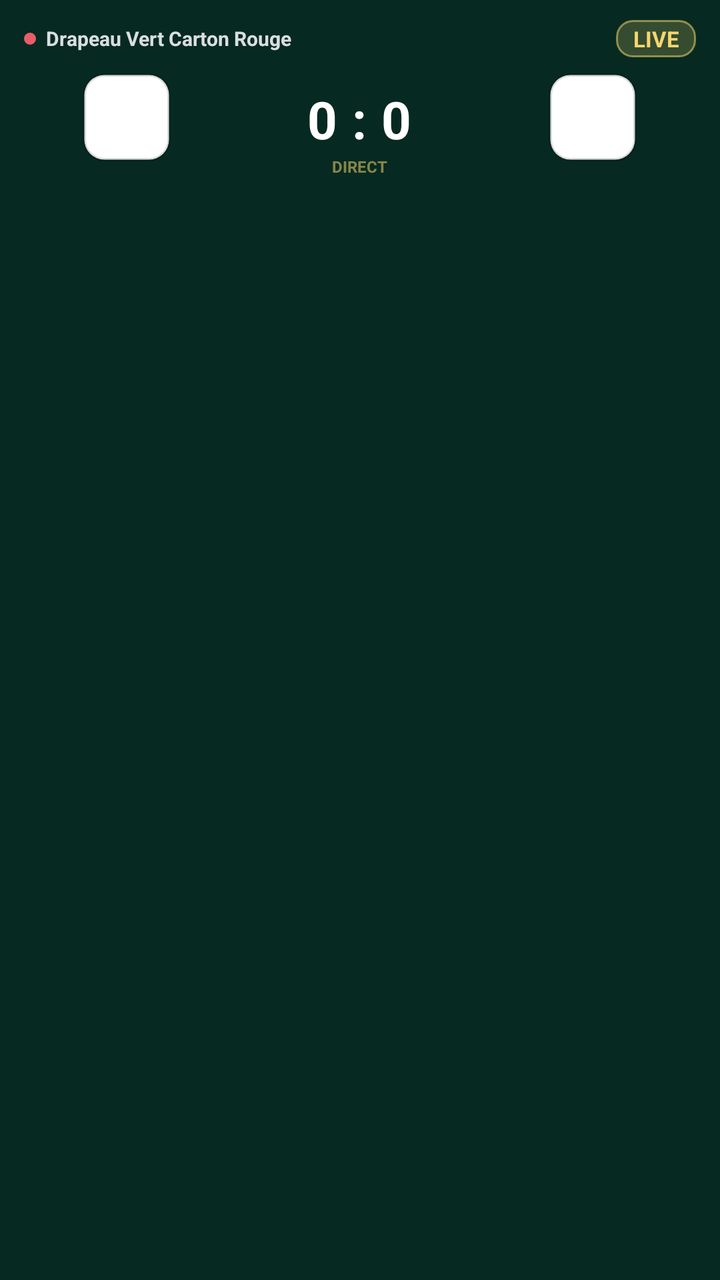
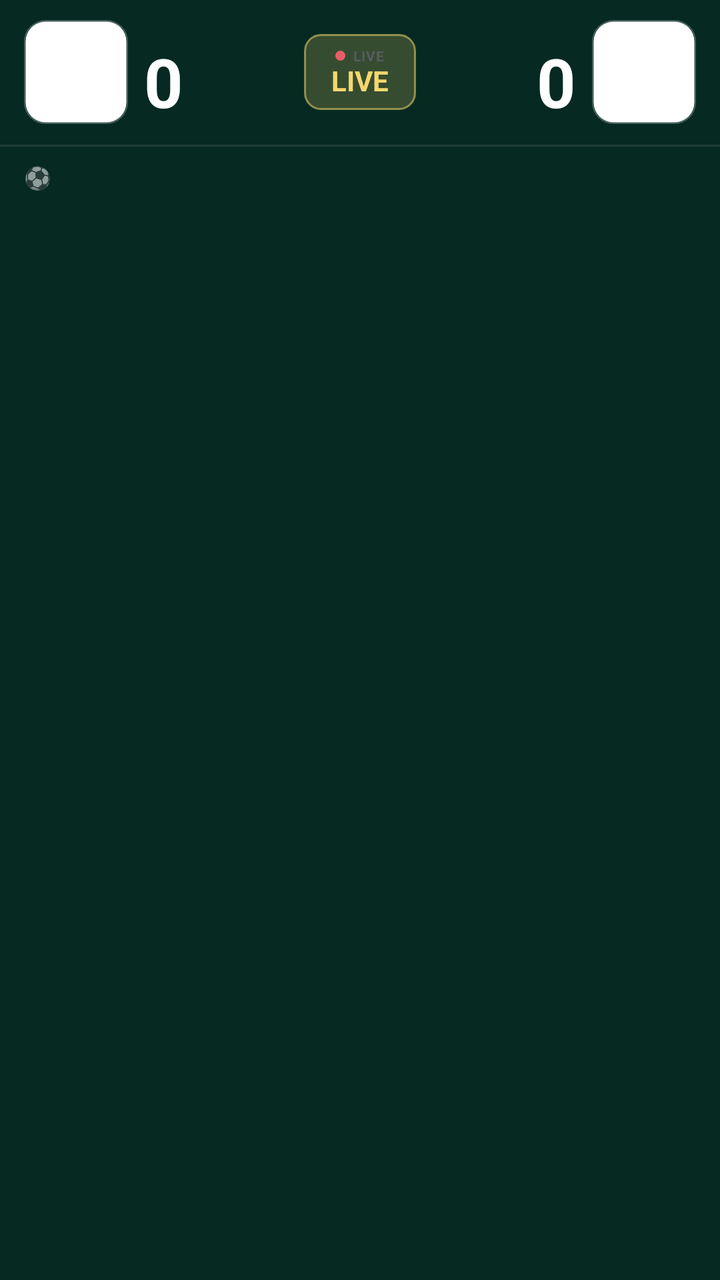

Two renders of the same Android screen: before a commit and after it. Below are the layout's source before the change and the commit's diff.
<!-- AndroidManifest.xml: fallback theme Theme.MaterialComponents.DayNight.NoActionBar -->
<!-- res/layout/live_activity.xml -->
<?xml version="1.0" encoding="utf-8"?>
<LinearLayout xmlns:android="http://schemas.android.com/apk/res/android"
    android:layout_width="match_parent"
    android:layout_height="wrap_content"
    android:background="#FF062921"
    android:orientation="vertical"
    android:paddingStart="12dp"
    android:paddingEnd="12dp"
    android:paddingTop="10dp"
    android:paddingBottom="12dp">

    <LinearLayout
        android:layout_width="match_parent"
        android:layout_height="wrap_content"
        android:gravity="center_vertical"
        android:orientation="horizontal">

        <TextView
            android:layout_width="6dp"
            android:layout_height="6dp"
            android:layout_marginEnd="5dp"
            android:background="@drawable/live_dot_red" />

        <TextView
            android:id="@+id/match_label"
            android:layout_width="0dp"
            android:layout_height="wrap_content"
            android:layout_weight="1"
            android:ellipsize="end"
            android:maxLines="1"
            android:text="Drapeau Vert Carton Rouge"
            android:textColor="#D9FFFFFF"
            android:textSize="10sp"
            android:textStyle="bold" />

        <TextView
            android:id="@+id/match_status"
            android:layout_width="wrap_content"
            android:layout_height="wrap_content"
            android:background="@drawable/live_minute_chip"
            android:ellipsize="end"
            android:gravity="center"
            android:maxLines="1"
            android:minWidth="40dp"
            android:paddingHorizontal="7dp"
            android:paddingVertical="2dp"
            android:text="LIVE"
            android:textColor="#FFF5D76E"
            android:textSize="11sp"
            android:textStyle="bold" />
    </LinearLayout>

    <LinearLayout
        android:layout_width="match_parent"
        android:layout_height="wrap_content"
        android:layout_marginTop="8dp"
        android:gravity="center_vertical"
        android:orientation="horizontal">

        <LinearLayout
            android:layout_width="0dp"
            android:layout_height="wrap_content"
            android:layout_weight="1"
            android:gravity="center_horizontal"
            android:orientation="vertical">

            <FrameLayout
                android:id="@+id/team1_logo_frame"
                android:layout_width="44dp"
                android:layout_height="44dp"
                android:background="@drawable/live_logo_card_bg"
                android:padding="4dp">

                <ImageView
                    android:id="@+id/team1_image"
                    android:layout_width="match_parent"
                    android:layout_height="match_parent"
                    android:adjustViewBounds="true"
                    android:scaleType="fitCenter"
                    android:visibility="gone" />

                <TextView
                    android:id="@+id/team1_monogram"
                    android:layout_width="match_parent"
                    android:layout_height="match_parent"
                    android:gravity="center"
                    android:text="—"
                    android:textColor="#FF062921"
                    android:textSize="13sp"
                    android:textStyle="bold"
                    android:visibility="gone" />
            </FrameLayout>

            <TextView
                android:id="@+id/team1_name"
                android:layout_width="match_parent"
                android:layout_height="wrap_content"
                android:layout_marginTop="4dp"
                android:ellipsize="end"
                android:gravity="center"
                android:includeFontPadding="false"
                android:maxLines="1"
                android:textColor="#AAFFFFFF"
                android:textSize="8sp"
                android:textStyle="bold" />
        </LinearLayout>

        <LinearLayout
            android:id="@+id/score_column"
            android:layout_width="0dp"
            android:layout_height="wrap_content"
            android:layout_marginHorizontal="6dp"
            android:layout_weight="1.15"
            android:gravity="center_horizontal"
            android:orientation="vertical">

            <TextView
                android:id="@+id/score"
                android:layout_width="wrap_content"
                android:layout_height="wrap_content"
                android:letterSpacing="0.02"
                android:text="0 : 0"
                android:textColor="#FFFFFFFF"
                android:textSize="26sp"
                android:textStyle="bold" />

            <TextView
                android:id="@+id/score_subtitle"
                android:layout_width="match_parent"
                android:layout_height="wrap_content"
                android:layout_marginTop="2dp"
                android:ellipsize="end"
                android:gravity="center"
                android:includeFontPadding="false"
                android:maxLines="1"
                android:text="DIRECT"
                android:textColor="#88F5D76E"
                android:textSize="8sp"
                android:textStyle="bold" />

            <TextView
                android:id="@+id/last_event"
                android:layout_width="match_parent"
                android:layout_height="wrap_content"
                android:layout_marginTop="2dp"
                android:ellipsize="end"
                android:gravity="center"
                android:includeFontPadding="false"
                android:maxLines="1"
                android:textColor="#FFF5D76E"
                android:textSize="9sp"
                android:textStyle="bold"
                android:visibility="gone" />
        </LinearLayout>

        <LinearLayout
            android:layout_width="0dp"
            android:layout_height="wrap_content"
            android:layout_weight="1"
            android:gravity="center_horizontal"
            android:orientation="vertical">

            <FrameLayout
                android:id="@+id/team2_logo_frame"
                android:layout_width="44dp"
                android:layout_height="44dp"
                android:background="@drawable/live_logo_card_bg"
                android:padding="4dp">

                <ImageView
                    android:id="@+id/team2_image"
                    android:layout_width="match_parent"
                    android:layout_height="match_parent"
                    android:adjustViewBounds="true"
                    android:scaleType="fitCenter"
                    android:visibility="gone" />

                <TextView
                    android:id="@+id/team2_monogram"
                    android:layout_width="match_parent"
                    android:layout_height="match_parent"
                    android:gravity="center"
                    android:text="—"
                    android:textColor="#FF062921"
                    android:textSize="13sp"
                    android:textStyle="bold"
                    android:visibility="gone" />
            </FrameLayout>

            <TextView
                android:id="@+id/team2_name"
                android:layout_width="match_parent"
                android:layout_height="wrap_content"
                android:layout_marginTop="4dp"
                android:ellipsize="end"
                android:gravity="center"
                android:includeFontPadding="false"
                android:maxLines="1"
                android:textColor="#AAFFFFFF"
                android:textSize="8sp"
                android:textStyle="bold" />
        </LinearLayout>
    </LinearLayout>

    <ImageView
        android:id="@+id/team1_image_placeholder"
        android:layout_width="0dp"
        android:layout_height="0dp"
        android:visibility="gone" />

    <ImageView
        android:id="@+id/team2_image_placeholder"
        android:layout_width="0dp"
        android:layout_height="0dp"
        android:visibility="gone" />

    <Chronometer
        android:id="@+id/match_time"
        android:layout_width="0dp"
        android:layout_height="0dp"
        android:visibility="gone" />
</LinearLayout>
<!-- resources referenced by this layout -->
<resources>
  <!-- drawable live_dot_red (drawable) -->
  <?xml version="1.0" encoding="utf-8"?>
  <shape xmlns:android="http://schemas.android.com/apk/res/android"
      android:shape="oval">
      <solid android:color="#FFE85D6A" />
      <size
          android:width="7dp"
          android:height="7dp" />
  </shape>
  <!-- drawable live_logo_card_bg (drawable) -->
  <?xml version="1.0" encoding="utf-8"?>
  <shape xmlns:android="http://schemas.android.com/apk/res/android"
      android:shape="rectangle">
      <solid android:color="#FFFFFFFF" />
      <corners android:radius="10dp" />
      <stroke
          android:width="1.5dp"
          android:color="#24000000" />
  </shape>
  <!-- drawable live_minute_chip (drawable) -->
  <?xml version="1.0" encoding="utf-8"?>
  <shape xmlns:android="http://schemas.android.com/apk/res/android"
      android:shape="rectangle">
      <solid android:color="#33F5D76E" />
      <corners android:radius="8dp" />
      <stroke
          android:width="1dp"
          android:color="#88F5D76E" />
  </shape>
</resources>

<!-- the commit's change to res/layout/live_activity.xml (unified diff, before → after) -->
@@ -3,220 +3,246 @@
     android:layout_width="match_parent"
     android:layout_height="wrap_content"
     android:background="#FF062921"
-    android:orientation="vertical"
-    android:paddingStart="12dp"
-    android:paddingEnd="12dp"
-    android:paddingTop="10dp"
-    android:paddingBottom="12dp">
-
+    android:orientation="vertical">
+
+    
     <LinearLayout
         android:layout_width="match_parent"
         android:layout_height="wrap_content"
         android:gravity="center_vertical"
-        android:orientation="horizontal">
-
+        android:orientation="horizontal"
+        android:paddingStart="12dp"
+        android:paddingEnd="12dp"
+        android:paddingTop="10dp"
+        android:paddingBottom="10dp">
+
+        
+        <LinearLayout
+            android:layout_width="0dp"
+            android:layout_height="wrap_content"
+            android:layout_weight="1"
+            android:gravity="center_vertical"
+            android:orientation="horizontal">
+
+            
+            <FrameLayout
+                android:id="@+id/team1_logo_frame"
+                android:layout_width="52dp"
+                android:layout_height="52dp"
+                android:background="@drawable/live_logo_card_bg"
+                android:padding="4dp">
+
+                <ImageView
+                    android:id="@+id/team1_image"
+                    android:layout_width="match_parent"
+                    android:layout_height="match_parent"
+                    android:adjustViewBounds="true"
+                    android:scaleType="fitCenter"
+                    android:visibility="gone" />
+
+                <TextView
+                    android:id="@+id/team1_monogram"
+                    android:layout_width="match_parent"
+                    android:layout_height="match_parent"
+                    android:gravity="center"
+                    android:text="—"
+                    android:textColor="#FF062921"
+                    android:textSize="14sp"
+                    android:textStyle="bold"
+                    android:visibility="gone" />
+            </FrameLayout>
+
+            
+            <LinearLayout
+                android:layout_width="0dp"
+                android:layout_height="wrap_content"
+                android:layout_weight="1"
+                android:layout_marginStart="8dp"
+                android:orientation="vertical">
+
+                <TextView
+                    android:id="@+id/team1_abbrev"
+                    android:layout_width="wrap_content"
+                    android:layout_height="wrap_content"
+                    android:ellipsize="end"
+                    android:maxLines="1"
+                    android:textColor="#99FFFFFF"
+                    android:textSize="9sp"
+                    android:textStyle="bold" />
+
+                <TextView
+                    android:id="@+id/team1_score"
+                    android:layout_width="wrap_content"
+                    android:layout_height="wrap_content"
+                    android:includeFontPadding="false"
+                    android:text="0"
+                    android:textColor="#FFFFFFFF"
+                    android:textSize="34sp"
+                    android:textStyle="bold" />
+            </LinearLayout>
+        </LinearLayout>
+
+        
+        <LinearLayout
+            android:layout_width="wrap_content"
+            android:layout_height="wrap_content"
+            android:layout_marginHorizontal="6dp"
+            android:background="@drawable/live_minute_chip"
+            android:gravity="center"
+            android:minWidth="56dp"
+            android:orientation="vertical"
+            android:paddingHorizontal="8dp"
+            android:paddingVertical="6dp">
+
+            
+            <LinearLayout
+                android:layout_width="wrap_content"
+                android:layout_height="wrap_content"
+                android:gravity="center_vertical"
+                android:orientation="horizontal">
+
+                <TextView
+                    android:layout_width="5dp"
+                    android:layout_height="5dp"
+                    android:layout_marginEnd="4dp"
+                    android:background="@drawable/live_dot_red" />
+
+                <TextView
+                    android:layout_width="wrap_content"
+                    android:layout_height="wrap_content"
+                    android:letterSpacing="0.04"
+                    android:text="LIVE"
+                    android:textColor="#E8595D6A"
+                    android:textSize="7sp"
+                    android:textStyle="bold" />
+            </LinearLayout>
+
+            
+            <TextView
+                android:id="@+id/match_status"
+                android:layout_width="wrap_content"
+                android:layout_height="wrap_content"
+                android:gravity="center"
+                android:includeFontPadding="false"
+                android:text="LIVE"
+                android:textColor="#FFF5D76E"
+                android:textSize="14sp"
+                android:textStyle="bold" />
+        </LinearLayout>
+
+        
+        <LinearLayout
+            android:layout_width="0dp"
+            android:layout_height="wrap_content"
+            android:layout_weight="1"
+            android:gravity="center_vertical|end"
+            android:orientation="horizontal">
+
+            
+            <LinearLayout
+                android:layout_width="0dp"
+                android:layout_height="wrap_content"
+                android:layout_weight="1"
+                android:layout_marginEnd="8dp"
+                android:gravity="end"
+                android:orientation="vertical">
+
+                <TextView
+                    android:id="@+id/team2_abbrev"
+                    android:layout_width="wrap_content"
+                    android:layout_height="wrap_content"
+                    android:ellipsize="end"
+                    android:gravity="end"
+                    android:maxLines="1"
+                    android:textColor="#99FFFFFF"
+                    android:textSize="9sp"
+                    android:textStyle="bold" />
+
+                <TextView
+                    android:id="@+id/team2_score"
+                    android:layout_width="wrap_content"
+                    android:layout_height="wrap_content"
+                    android:gravity="end"
+                    android:includeFontPadding="false"
+                    android:text="0"
+                    android:textColor="#FFFFFFFF"
+                    android:textSize="34sp"
+                    android:textStyle="bold" />
+            </LinearLayout>
+
+            
+            <FrameLayout
+                android:id="@+id/team2_logo_frame"
+                android:layout_width="52dp"
+                android:layout_height="52dp"
+                android:background="@drawable/live_logo_card_bg"
+                android:padding="4dp">
+
+                <ImageView
+                    android:id="@+id/team2_image"
+                    android:layout_width="match_parent"
+                    android:layout_height="match_parent"
+                    android:adjustViewBounds="true"
+                    android:scaleType="fitCenter"
+                    android:visibility="gone" />
+
+                <TextView
+                    android:id="@+id/team2_monogram"
+                    android:layout_width="match_parent"
+                    android:layout_height="match_parent"
+                    android:gravity="center"
+                    android:text="—"
+                    android:textColor="#FF062921"
+                    android:textSize="14sp"
+                    android:textStyle="bold"
+                    android:visibility="gone" />
+            </FrameLayout>
+        </LinearLayout>
+    </LinearLayout>
+
+    
+    <View
+        android:layout_width="match_parent"
+        android:layout_height="1dp"
+        android:background="#1AFFFFFF" />
+
+    
+    <LinearLayout
+        android:id="@+id/event_bar"
+        android:layout_width="match_parent"
+        android:layout_height="wrap_content"
+        android:gravity="center_vertical"
+        android:orientation="horizontal"
+        android:paddingStart="12dp"
+        android:paddingEnd="12dp"
+        android:paddingTop="8dp"
+        android:paddingBottom="8dp"
+        android:visibility="visible">
+
+        
         <TextView
-            android:layout_width="6dp"
-            android:layout_height="6dp"
-            android:layout_marginEnd="5dp"
-            android:background="@drawable/live_dot_red" />
-
+            android:layout_width="wrap_content"
+            android:layout_height="wrap_content"
+            android:layout_marginEnd="6dp"
+            android:text="⚽"
+            android:textSize="11sp" />
+
+        
         <TextView
-            android:id="@+id/match_label"
+            android:id="@+id/last_event"
             android:layout_width="0dp"
             android:layout_height="wrap_content"
             android:layout_weight="1"
             android:ellipsize="end"
             android:maxLines="1"
-            android:text="Drapeau Vert Carton Rouge"
-            android:textColor="#D9FFFFFF"
+            android:textColor="#CCF5D76E"
             android:textSize="10sp"
             android:textStyle="bold" />
-
-        <TextView
-            android:id="@+id/match_status"
-            android:layout_width="wrap_content"
-            android:layout_height="wrap_content"
-            android:background="@drawable/live_minute_chip"
-            android:ellipsize="end"
-            android:gravity="center"
-            android:maxLines="1"
-            android:minWidth="40dp"
-            android:paddingHorizontal="7dp"
-            android:paddingVertical="2dp"
-            android:text="LIVE"
-            android:textColor="#FFF5D76E"
-            android:textSize="11sp"
-            android:textStyle="bold" />
     </LinearLayout>
 
-    <LinearLayout
-        android:layout_width="match_parent"
-        android:layout_height="wrap_content"
-        android:layout_marginTop="8dp"
-        android:gravity="center_vertical"
-        android:orientation="horizontal">
-
-        <LinearLayout
-            android:layout_width="0dp"
-            android:layout_height="wrap_content"
-            android:layout_weight="1"
-            android:gravity="center_horizontal"
-            android:orientation="vertical">
-
-            <FrameLayout
-                android:id="@+id/team1_logo_frame"
-                android:layout_width="44dp"
-                android:layout_height="44dp"
-                android:background="@drawable/live_logo_card_bg"
-                android:padding="4dp">
-
-                <ImageView
-                    android:id="@+id/team1_image"
-                    android:layout_width="match_parent"
-                    android:layout_height="match_parent"
-                    android:adjustViewBounds="true"
-                    android:scaleType="fitCenter"
-                    android:visibility="gone" />
-
-                <TextView
-                    android:id="@+id/team1_monogram"
-                    android:layout_width="match_parent"
-                    android:layout_height="match_parent"
-                    android:gravity="center"
-                    android:text="—"
-                    android:textColor="#FF062921"
-                    android:textSize="13sp"
-                    android:textStyle="bold"
-                    android:visibility="gone" />
-            </FrameLayout>
-
-            <TextView
-                android:id="@+id/team1_name"
-                android:layout_width="match_parent"
-                android:layout_height="wrap_content"
-                android:layout_marginTop="4dp"
-                android:ellipsize="end"
-                android:gravity="center"
-                android:includeFontPadding="false"
-                android:maxLines="1"
-                android:textColor="#AAFFFFFF"
-                android:textSize="8sp"
-                android:textStyle="bold" />
-        </LinearLayout>
-
-        <LinearLayout
-            android:id="@+id/score_column"
-            android:layout_width="0dp"
-            android:layout_height="wrap_content"
-            android:layout_marginHorizontal="6dp"
-            android:layout_weight="1.15"
-            android:gravity="center_horizontal"
-            android:orientation="vertical">
-
-            <TextView
-                android:id="@+id/score"
-                android:layout_width="wrap_content"
-                android:layout_height="wrap_content"
-                android:letterSpacing="0.02"
-                android:text="0 : 0"
-                android:textColor="#FFFFFFFF"
-                android:textSize="26sp"
-                android:textStyle="bold" />
-
-            <TextView
-                android:id="@+id/score_subtitle"
-                android:layout_width="match_parent"
-                android:layout_height="wrap_content"
-                android:layout_marginTop="2dp"
-                android:ellipsize="end"
-                android:gravity="center"
-                android:includeFontPadding="false"
-                android:maxLines="1"
-                android:text="DIRECT"
-                android:textColor="#88F5D76E"
-                android:textSize="8sp"
-                android:textStyle="bold" />
-
-            <TextView
-                android:id="@+id/last_event"
-                android:layout_width="match_parent"
-                android:layout_height="wrap_content"
-                android:layout_marginTop="2dp"
-                android:ellipsize="end"
-                android:gravity="center"
-                android:includeFontPadding="false"
-                android:maxLines="1"
-                android:textColor="#FFF5D76E"
-                android:textSize="9sp"
-                android:textStyle="bold"
-                android:visibility="gone" />
-        </LinearLayout>
-
-        <LinearLayout
-            android:layout_width="0dp"
-            android:layout_height="wrap_content"
-            android:layout_weight="1"
-            android:gravity="center_horizontal"
-            android:orientation="vertical">
-
-            <FrameLayout
-                android:id="@+id/team2_logo_frame"
-                android:layout_width="44dp"
-                android:layout_height="44dp"
-                android:background="@drawable/live_logo_card_bg"
-                android:padding="4dp">
-
-                <ImageView
-                    android:id="@+id/team2_image"
-                    android:layout_width="match_parent"
-                    android:layout_height="match_parent"
-                    android:adjustViewBounds="true"
-                    android:scaleType="fitCenter"
-                    android:visibility="gone" />
-
-                <TextView
-                    android:id="@+id/team2_monogram"
-                    android:layout_width="match_parent"
-                    android:layout_height="match_parent"
-                    android:gravity="center"
-                    android:text="—"
-                    android:textColor="#FF062921"
-                    android:textSize="13sp"
-                    android:textStyle="bold"
-                    android:visibility="gone" />
-            </FrameLayout>
-
-            <TextView
-                android:id="@+id/team2_name"
-                android:layout_width="match_parent"
-                android:layout_height="wrap_content"
-                android:layout_marginTop="4dp"
-                android:ellipsize="end"
-                android:gravity="center"
-                android:includeFontPadding="false"
-                android:maxLines="1"
-                android:textColor="#AAFFFFFF"
-                android:textSize="8sp"
-                android:textStyle="bold" />
-        </LinearLayout>
-    </LinearLayout>
-
-    <ImageView
-        android:id="@+id/team1_image_placeholder"
-        android:layout_width="0dp"
-        android:layout_height="0dp"
-        android:visibility="gone" />
-
-    <ImageView
-        android:id="@+id/team2_image_placeholder"
-        android:layout_width="0dp"
-        android:layout_height="0dp"
-        android:visibility="gone" />
-
-    <Chronometer
-        android:id="@+id/match_time"
-        android:layout_width="0dp"
-        android:layout_height="0dp"
-        android:visibility="gone" />
+    
+    <ImageView android:id="@+id/team1_image_placeholder" android:layout_width="0dp" android:layout_height="0dp" android:visibility="gone" />
+    <ImageView android:id="@+id/team2_image_placeholder" android:layout_width="0dp" android:layout_height="0dp" android:visibility="gone" />
+    <Chronometer android:id="@+id/match_time" android:layout_width="0dp" android:layout_height="0dp" android:visibility="gone" />
+
 </LinearLayout>
<!-- resource entries referenced after the edit -->
@@ -15,9 +15,10 @@
       android:shape="rectangle">
       <solid android:color="#FFFFFFFF" />
       <corners android:radius="10dp" />
+      
       <stroke
           android:width="1.5dp"
-          android:color="#24000000" />
+          android:color="#40FFFFFF" />
   </shape>
   <!-- drawable live_minute_chip (drawable) -->
   <?xml version="1.0" encoding="utf-8"?>
